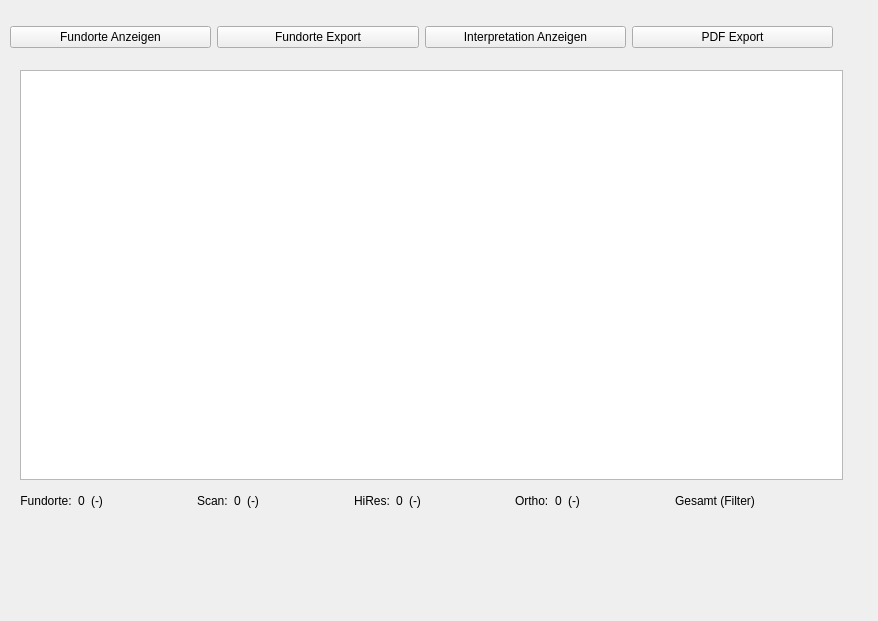
First picture: the form in APIS/forms/apis_site_selection_list_form.ui, repository APIS-Luftbildarchiv/APIS, before the edit.
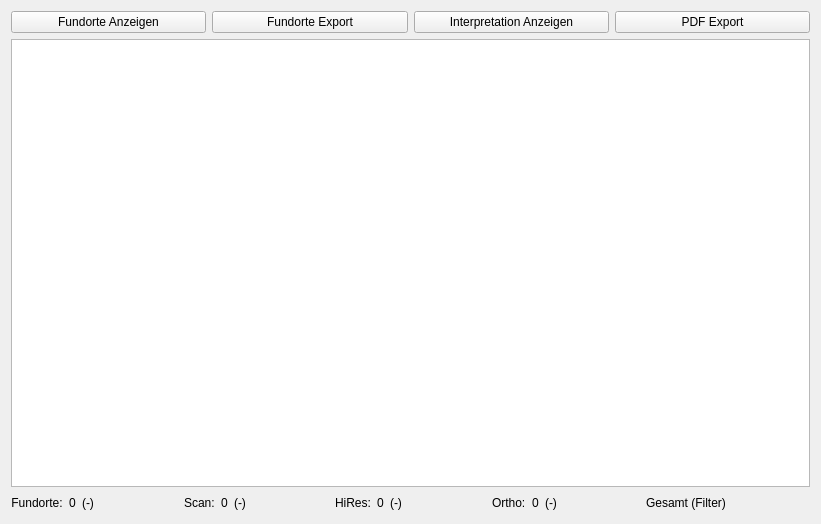
Second picture: the form after the edit. Icons and pictures are not drawn.

Patch:
```diff
--- a/APIS/forms/apis_site_selection_list_form.ui
+++ b/APIS/forms/apis_site_selection_list_form.ui
@@ -6,22 +6,15 @@
    <rect>
     <x>0</x>
     <y>0</y>
-    <width>878</width>
-    <height>621</height>
+    <width>821</width>
+    <height>524</height>
    </rect>
   </property>
   <property name="windowTitle">
    <string>APIS Fundorte Auswahl</string>
   </property>
-  <widget class="QWidget" name="horizontalLayoutWidget">
-   <property name="geometry">
-    <rect>
-     <x>10</x>
-     <y>20</y>
-     <width>823</width>
-     <height>34</height>
-    </rect>
-   </property>
+  <layout class="QVBoxLayout" name="verticalLayout">
+   <item>
    <layout class="QHBoxLayout" name="horizontalLayout">
     <item>
      <widget class="QPushButton" name="uiImageThumbsBtn">
@@ -113,26 +106,11 @@
      </widget>
     </item>
    </layout>
-  </widget>
-  <widget class="QTableView" name="uiImageListTableV">
-   <property name="geometry">
-    <rect>
-     <x>20</x>
-     <y>70</y>
-     <width>823</width>
-     <height>410</height>
-    </rect>
-   </property>
-  </widget>
-  <widget class="QWidget" name="horizontalLayoutWidget_2">
-   <property name="geometry">
-    <rect>
-     <x>20</x>
-     <y>490</y>
-     <width>823</width>
-     <height>22</height>
-    </rect>
-   </property>
+   </item>
+   <item>
+    <widget class="QTableView" name="uiSiteListTableV"/>
+   </item>
+   <item>
    <layout class="QHBoxLayout" name="horizontalLayout_2">
     <item>
      <widget class="QLabel" name="label">
@@ -321,7 +299,8 @@
      </spacer>
     </item>
    </layout>
-  </widget>
+   </item>
+  </layout>
  </widget>
  <resources>
   <include location="resource.qrc"/>
```
Left out of the diff: 13 changed lines with no effect on the pictures. Lines whose indentation alone changed are shown as unchanged.
